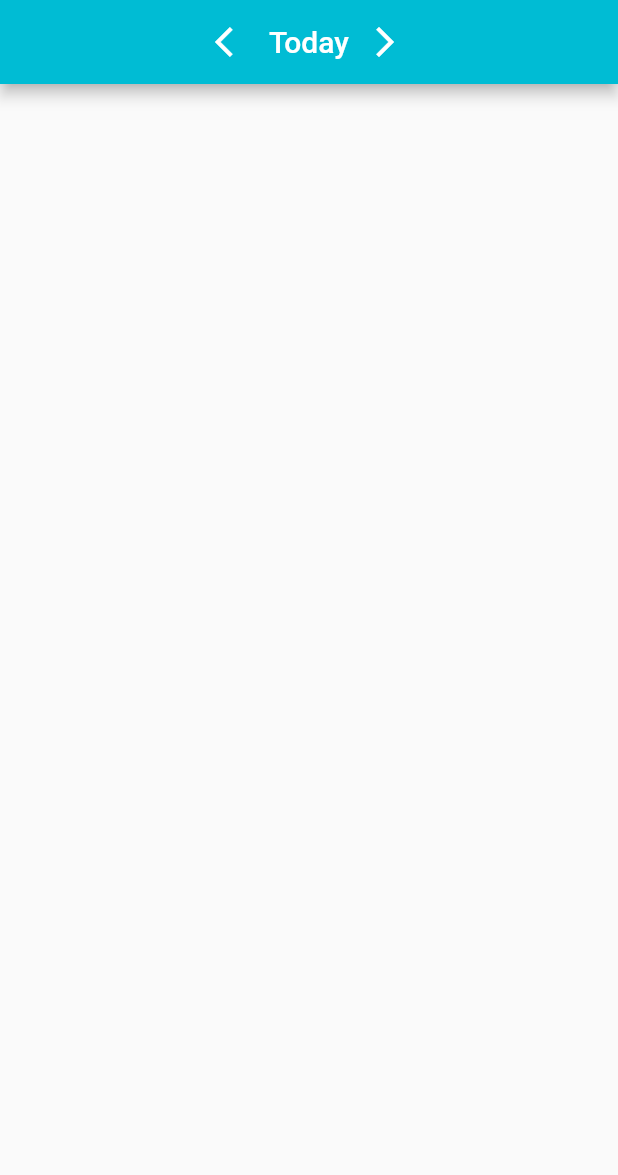
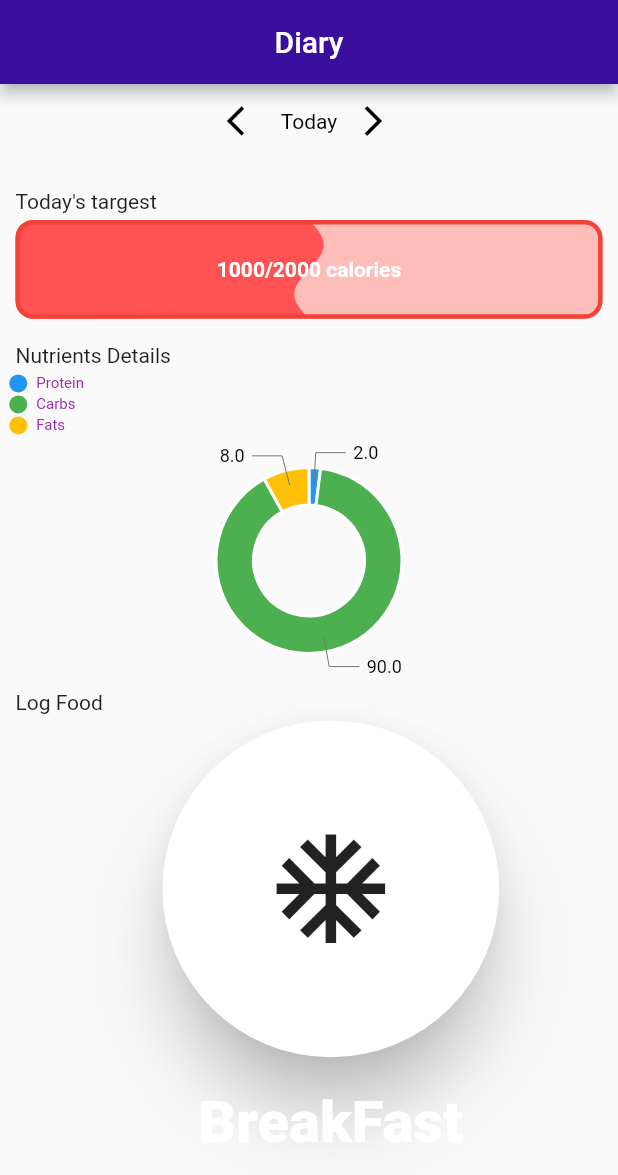
Before and after one commit to YasinGujjar/real_bodies, a Flutter app: the screen it shows after launch, on a phone screen of 412 x 824 dp. Shown: the top 1175 px of the screen. Run offline on Flutter 3.47's test engine with Material 2 defaults, Android fonts, the phone set to English and light mode, and no system bars; drawn by our look-alikes of liquid_progress_indicator; our stand-ins replace charts_flutter, flutter_swiper; Roboto replaces fonts that are missing (Georgia).

Commit message:
FoodDiaryToday Graph and Food

```diff
--- a/lib/main.dart
+++ b/lib/main.dart
@@ -25,7 +25,7 @@ class MyApp extends StatelessWidget {
         // or simply save your changes to "hot reload" in a Flutter IDE).
         // Notice that the counter didn't reset back to zero; the application
         // is not restarted.
-        primarySwatch: Colors.cyan,
+        primarySwatch: Colors.blue,
       ),
       home: FoodDiaryToday(),
     );
--- /dev/null
+++ b/lib/models/chart_data.dart
@@ -0,0 +1,16 @@
+import 'package:flutter/material.dart';
+
+class LinearSales {
+  final int year;
+  final int sales;
+
+  LinearSales(this.year, this.sales);
+}
+
+class ChartData{
+  String nutrient;
+  double value;
+  Color color;
+
+  ChartData(this.nutrient,this.value,this.color);
+}
--- a/lib/pages/food_diary_today.dart
+++ b/lib/pages/food_diary_today.dart
@@ -1,13 +1,90 @@
+
+
 import 'package:flutter/material.dart';
+import 'package:real_bodies/models/chart_data.dart';
+//import 'package:real_bodies/models/chart_data.dart';
+import 'package:real_bodies/theme/palette.dart';
+import 'package:liquid_progress_indicator/liquid_progress_indicator.dart' as LiquidIndicator;
+import 'package:charts_flutter/flutter.dart' as charts;
+import 'package:real_bodies/ui/widgets/category_item.dart';
 
 class FoodDiaryToday extends StatefulWidget {
+
   @override
   _FoodDiaryTodayState createState() => _FoodDiaryTodayState();
 }
 
+
 class _FoodDiaryTodayState extends State<FoodDiaryToday> {
+
+  List<charts.Series<ChartData,String>> _seriesPieData;
+  _generateData(){
+    var pieData = [
+      ChartData('Protein',2.0,Colors.blue),
+      ChartData('Carbs',90.0,Colors.green),
+      ChartData('Fats',8.0,Colors.amber),
+
+    ];
+    _seriesPieData.add(
+        charts.Series(
+          data: pieData,
+          domainFn: (ChartData chartData,_) => chartData.nutrient,
+          measureFn: (ChartData chartData,_) => chartData.value,
+          colorFn: (ChartData chartData,_) =>  charts.ColorUtil.fromDartColor(chartData.color),
+          id: 'Nutrients graph',
+          labelAccessorFn: (ChartData chartData,_) => '${chartData.value}',
+
+
+        )
+    );
+  }
+
+  @override
+  void initState() {
+
+    super.initState();
+  }
+
   @override
   Widget build(BuildContext context) {
+     //List<charts.Series> seriesList;
+     bool animate;
+
+
+//     DonutPieChart(this.seriesList, {this.animate});
+//
+//     /// Creates a [PieChart] with sample data and no transition.
+//     factory DonutPieChart.withSampleData() {
+//       return new DonutPieChart(
+//         _createSampleData(),
+//         // Disable animations for image tests.
+//         animate: false,
+//       );
+//     }
+
+
+    List<charts.Series<LinearSales, int>> _createSampleData() {
+      final data = [
+        new LinearSales(0, 100),
+        new LinearSales(1, 75),
+        new LinearSales(2, 25),
+        new LinearSales(3, 5),
+      ];
+
+      return [
+        new charts.Series<LinearSales, int>(
+          id: 'Sales',
+          domainFn: (LinearSales sales, _) => sales.year,
+          measureFn: (LinearSales sales, _) => sales.sales,
+          data: data,
+        )
+      ];
+    }
+    _seriesPieData = List<charts.Series<ChartData,String>>();
+    _generateData();
+
+
+
     double width = MediaQuery.of(context).size.width;
     double height = MediaQuery.of(context).size.height;
 //    SystemChrome.setSystemUIOverlayStyle(SystemUiOverlayStyle(
@@ -15,21 +92,120 @@ class _FoodDiaryTodayState extends State<FoodDiaryToday> {
 //    ));
     return Scaffold(
       appBar: AppBar(
-        title: Center(child: Row(
-          mainAxisAlignment: MainAxisAlignment.center,
-          children: <Widget>[
-            IconButton(icon: Icon(Icons.arrow_back_ios),
-                color: Colors.white,
-                onPressed: ()=>{}),
-            Text('Today', style: TextStyle(color: Colors.white),),
-            IconButton(icon: Icon(Icons.arrow_forward_ios),
-                color: Colors.white,
-                onPressed: ()=>{}),
-          ],
-        )),
+
+        backgroundColor: Palette.mainPurple,
+        title: Center(child: Text('Diary') ),
       ),
-    body:
-        Container()
+    body:                  //87
+    Column(
+      children: <Widget>[
+        Container(
+          height: height * 0.06,
+          child: Row(
+            mainAxisAlignment: MainAxisAlignment.center,
+            children: <Widget>[
+
+                 FittedBox(
+                  fit: BoxFit.cover,
+                  child: IconButton(icon: Icon(Icons.arrow_back_ios),
+                      color: Colors.black,
+                      onPressed: ()=>{}),
+                ),
+              Text('Today', style: TextStyle(color: Colors.black),),
+              FittedBox(
+                fit: BoxFit.cover,
+                child: IconButton(icon: Icon(Icons.arrow_forward_ios),
+                    color: Colors.black,
+                    onPressed: ()=>{}),
+              ),
+            ],
+          ),
+        ),
+        Container(height: height * 0.02,),
+        Container(
+            // height: height * 0.15,
+              //        width: width * 0.97,
+
+
+          child: Column(
+            mainAxisAlignment: MainAxisAlignment.center,
+            children: <Widget>[
+              Container(height: height * 0.03,
+                width: width * 0.95,
+                  child: Align(
+                alignment: Alignment.centerLeft,
+                  child: Text("Today's targest ")),),
+              Container(height: height * 0.08,
+              width: width * 0.95,
+              child: LiquidIndicator.LiquidLinearProgressIndicator(
+                value: 0.50, // Defaults to 0.5.
+                valueColor: AlwaysStoppedAnimation(Palette.darkPink), // Defaults to the current Theme's accentColor.
+                backgroundColor: Palette.lightPink, // Defaults to the current Theme's backgroundColor.
+                borderColor: Colors.red,
+                borderWidth: 3.0,
+                borderRadius: 12.0,
+                direction: Axis.horizontal, // The direction the liquid moves (Axis.vertical = bottom to top, Axis.horizontal = left to right). Defaults to Axis.horizontal.
+                center: Text("1000/2000 calories", style: TextStyle(color: Colors.white,fontWeight: FontWeight.bold),),
+              ),),
+            ],
+          ),
+        ),
+        Container(height: height * 0.015,),
+
+        Container(height: height * 0.03,
+          width: width * 0.95,
+          child: Align(
+              alignment: Alignment.centerLeft,
+              child: Text("Nutrients Details")),),
+        Container(
+          height: height * 0.25,
+          width: width * 0.97,
+
+          child: charts.PieChart(
+            _seriesPieData,
+            animate: true,
+              animationDuration: Duration(seconds: 3),
+              behaviors: [
+                charts.DatumLegend(
+                  outsideJustification: charts.OutsideJustification.endDrawArea,
+                  horizontalFirst: false,
+                  desiredMaxRows: 2,
+                  cellPadding: EdgeInsets.only(right: 2.0, bottom: 2.0),
+                  entryTextStyle: charts.TextStyleSpec(
+                    color: charts.MaterialPalette.purple.shadeDefault,
+                    fontFamily: 'Georgia',
+                    fontSize: 10,
+                  ),
+
+                )
+              ],
+              defaultRenderer: new charts.ArcRendererConfig(arcWidth: 25,
+                arcRendererDecorators: [charts.ArcLabelDecorator(
+                  labelPosition: charts.ArcLabelPosition.outside
+                ),
+               ],
+              ),
+
+          ),
+
+
+        ),
+
+        Container(height: height * 0.03,
+          width: width * 0.95,
+          child: Align(
+              alignment: Alignment.centerLeft,
+              child: Text("Log Food")),),
+        Container(
+          height: height * 0.35,
+          width: width * 0.97,
+          child: FittedBox(
+            fit: BoxFit.contain,
+            child: CategoryItem(name: 'BreakFast',icon: Icons.ac_unit, )
+          ),
+        ),
+      ],
+    )
 
     );
   }
--- a/lib/theme/palette.dart
+++ b/lib/theme/palette.dart
@@ -6,11 +6,13 @@ class Palette{
   static Color accentColor =  Color(0xff4fc3f7);
   static Color secondaryColor = Colors.black;
   static Color orange = Colors.deepOrange;
-<<<<<<< HEAD
+
   static Color mainPurple=Color.fromRGBO(58, 15, 157, 1.0);
-=======
+
   static Color light = Color(0xffffccbc);
->>>>>>> 63813f046eadb3379f94fde1879d5cb5d1bdaa9a
+  static Color lightPink = Color(0x88FF8A80);
+  static Color darkPink = Color(0xffFF5252);
+
 
 
 }
--- a/pubspec.yaml
+++ b/pubspec.yaml
@@ -27,6 +27,8 @@ dependencies:
   flutter_swiper: ^1.1.6
   vector_math: ^2.0.8
   material_design_icons_flutter: ^3.2.4595
+  liquid_progress_indicator: ^0.3.2
+  charts_flutter: ^0.8.1
   #firebase_auth: ^0.6.6
   #flutter_facebook_login: ^1.1.1
   #shared_preferences: any
```
Also changed, not shown: pubspec.lock.
